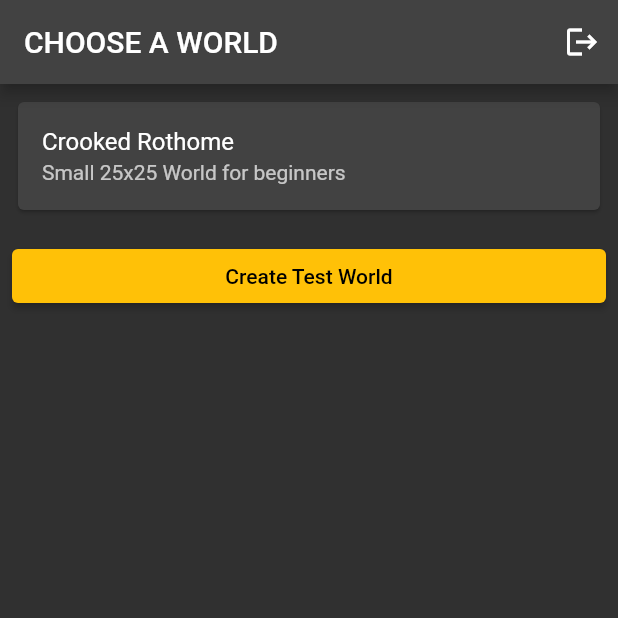
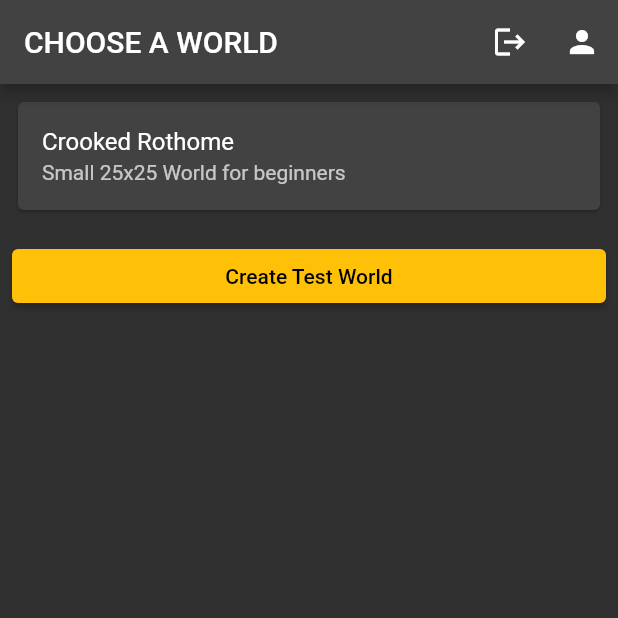
Before and after one commit to Xanta55/eatAllFungus_0.9, a Flutter app: the screen it shows once a user with an empty profile is signed in, after a tap on "Create Test World", on a phone screen of 412 x 824 dp, the top half of it. Run offline on Flutter 3.47's test engine with Material 2 defaults, Android fonts, the phone set to English and light mode, and no system bars; our stand-ins replace cloud_firestore, cloud_functions, firebase_auth, firebase_core, firebase_storage, flutter_hooks and 3 more; accounts and stored records are empty; generated files the repository leaves out were written again.

Commit message:
Added a ProfileScreen

```diff
--- a/eat_all_fungus/lib/controllers/profileController.dart
+++ b/eat_all_fungus/lib/controllers/profileController.dart
@@ -35,6 +35,14 @@ class ProfileController extends StateNotifier<AsyncValue<UserProfile>> {
       if (mounted) {
         state = AsyncValue.data(profile);
       }
+    } on CustomException catch (error, stackTrace) {
+      state = AsyncValue.error(error, stackTrace);
+    }
+  }
+
+  Future<UserProfile?> grabProfile({required String profileID}) async {
+    try {
+      return await _read(userProfileRepository).getProfile(id: profileID);
     } on CustomException catch (error, stackTrace) {
       state = AsyncValue.error(error, stackTrace);
     }
--- a/eat_all_fungus/lib/views/preGame/worldChooseScreen.dart
+++ b/eat_all_fungus/lib/views/preGame/worldChooseScreen.dart
@@ -6,6 +6,7 @@ import 'package:eat_all_fungus/models/world.dart';
 import 'package:eat_all_fungus/providers/streams/worldListStream.dart';
 import 'package:eat_all_fungus/views/various/loadings/loadingsWidget.dart';
 import 'package:eat_all_fungus/views/widgets/buttons/logoutButton.dart';
+import 'package:eat_all_fungus/views/widgets/buttons/profileButton.dart';
 import 'package:flutter/material.dart';
 import 'package:flutter_hooks/flutter_hooks.dart';
 import 'package:hooks_riverpod/hooks_riverpod.dart';
@@ -21,7 +22,10 @@ class WorldChooseScreen extends HookWidget {
     return Scaffold(
       appBar: AppBar(
         title: Text('CHOOSE A WORLD'),
-        actions: [buildLogoutButton(context)],
+        actions: [
+          buildLogoutButton(context),
+          buildProfileButton(context),
+        ],
       ),
       body: ProviderListener(
           provider: worldListStreamExceptionProvider,
--- /dev/null
+++ b/eat_all_fungus/lib/views/widgets/buttons/profileButton.dart
@@ -0,0 +1,16 @@
+import 'package:eat_all_fungus/controllers/authController.dart';
+import 'package:eat_all_fungus/views/preGame/profileScreen.dart';
+import 'package:flutter/material.dart';
+import 'package:hooks_riverpod/hooks_riverpod.dart';
+
+/// This is an IconButton, mostly for Appbars
+IconButton buildProfileButton(BuildContext context, {String? profileID}) {
+  return IconButton(
+      onPressed: () => Navigator.push(
+          context,
+          MaterialPageRoute(
+              builder: (context) => ProfileScreen(
+                    profileID: profileID,
+                  ))),
+      icon: Icon(Icons.person));
+}
```
Also changed, not shown: eat_all_fungus/lib/views/inGame/inGameScaffolding.dart (+6 -1 lines), eat_all_fungus/lib/views/inGame/town/townTabs/townMemberTab.dart (+7 -0 lines), eat_all_fungus/lib/views/preGame/profileScreen.dart (added, +106 -0 lines).
